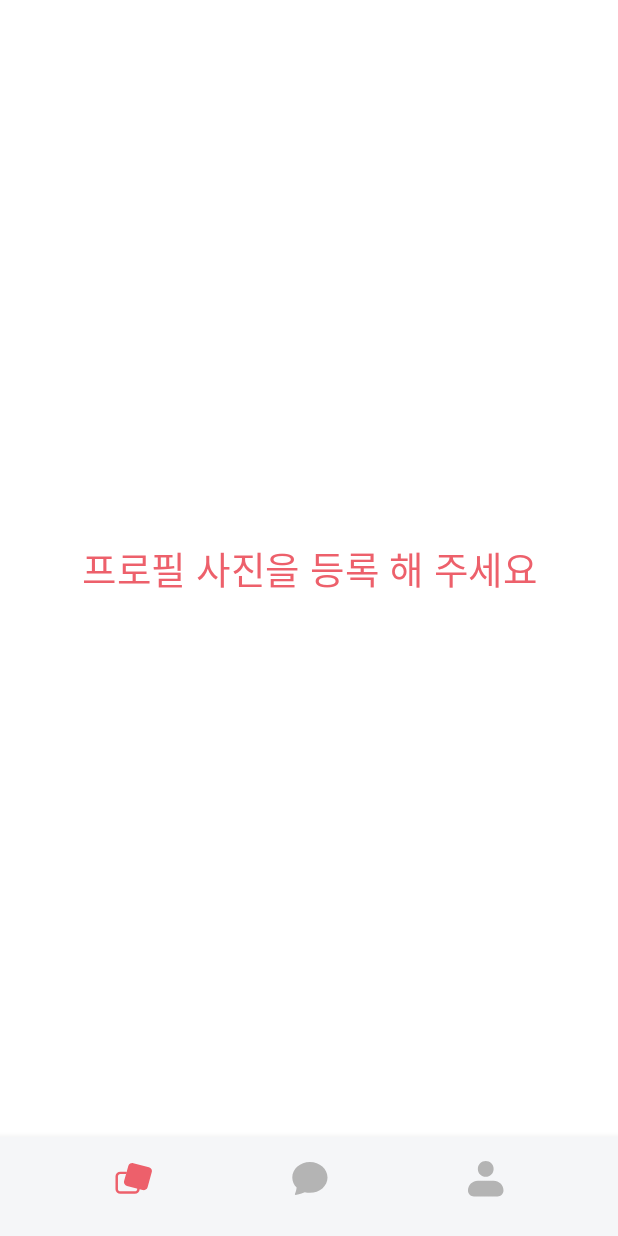
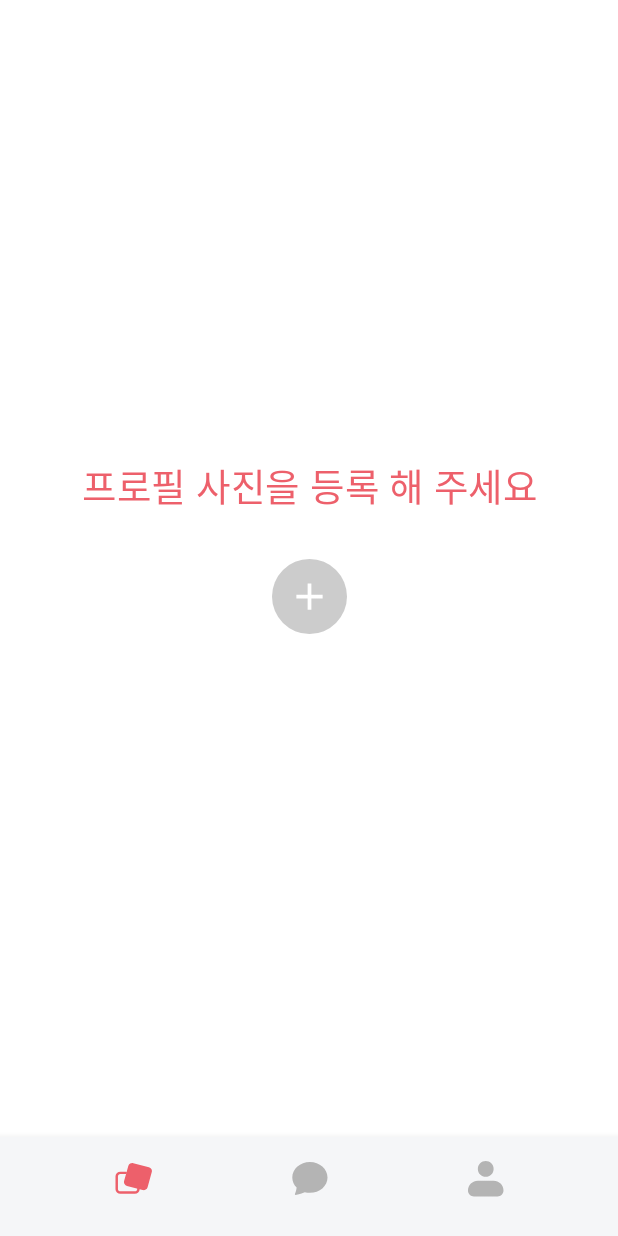
Before and after one commit to DDangDin/Babble, an Android app built with Jetpack Compose: the HomeActivity screen opened directly, with no data from a screen before it, on a phone screen of 412 x 824 dp. Run offline under Robolectric (Android 15) with nearby library versions, the phone set to English and light mode, and no system bars; our stand-ins replace Dagger/Hilt's generated code, Firebase (no records; nobody signed in at launch, a user with empty details on screens opened directly), Shimmer; pictures from the network do not load; Roboto replaces fonts that are not available here; 1 statement that could not run was skipped.

Commit message:
1. Add PhotoPicker 2. Custom Profile Buttons 진행중
* 홈에서 본인 계정에 thumbnail이 빈 문자열이면
사진 등록 해야 서비스 이용 가능
-> 어디서 처리 해야 할지 주석 처리 해놓음
(HomeScreen 에서 userData 받아 오고
만약, 프로필 사진 없으면 추가 해야 친구들 사진도 볼 수 있음)

```diff
--- a/app/build.gradle
+++ b/app/build.gradle
@@ -66,7 +66,7 @@ dependencies {
 
     implementation 'androidx.core:core-ktx:1.8.0'
     implementation "androidx.lifecycle:lifecycle-runtime-ktx:$lifecycle_version"
-    implementation 'androidx.activity:activity-compose:1.5.1'
+    implementation 'androidx.activity:activity-compose:1.7.2'
     implementation platform('androidx.compose:compose-bom:2022.10.00')
     implementation 'androidx.compose.ui:ui'
     implementation 'androidx.compose.ui:ui-graphics'
--- a/app/src/main/java/com/myschoolproject/babble/data/source/remote/request/RegisterRequest.kt
+++ b/app/src/main/java/com/myschoolproject/babble/data/source/remote/request/RegisterRequest.kt
@@ -2,6 +2,7 @@ package com.myschoolproject.babble.data.source.remote.request
 
 data class RegisterRequest(
     val age: Int,
+    val city: String,
     val email: String,
     val friends: List<FriendReq>,
     val gender: String,
--- a/app/src/main/java/com/myschoolproject/babble/data/source/remote/response/dto/user/User.kt
+++ b/app/src/main/java/com/myschoolproject/babble/data/source/remote/response/dto/user/User.kt
@@ -2,6 +2,7 @@ package com.myschoolproject.babble.data.source.remote.response.dto.user
 
 data class User(
     val age: Int,
+    val city: String,
     val email: String,
     val friends: List<Friend>,
     val gender: String,
@@ -9,9 +10,11 @@ data class User(
     val phoneNumber: String,
     val thumbnail: String,
     val username: String
-) {
+)
+
 fun getEmptyUser(): User = User(
     age = 0,
+    city = "",
     email = "",
     friends = emptyList(),
     gender = "",
@@ -20,4 +23,3 @@ data class User(
     username = "",
     thumbnail = ""
 )
-}
--- a/app/src/main/java/com/myschoolproject/babble/navigation/bottom_nav/BottomNavigationGraph.kt
+++ b/app/src/main/java/com/myschoolproject/babble/navigation/bottom_nav/BottomNavigationGraph.kt
@@ -10,6 +10,7 @@ import androidx.hilt.navigation.compose.hiltViewModel
 import androidx.navigation.NavHostController
 import androidx.navigation.compose.NavHost
 import androidx.navigation.compose.composable
+import androidx.navigation.navigation
 import com.myschoolproject.babble.navigation.Routes
 import com.myschoolproject.babble.presentation.view.chat.ChatScreen
 import com.myschoolproject.babble.presentation.view.home.HomeScreen
@@ -43,19 +44,16 @@ fun BottomNavigationGraph(
         startDestination = Routes.HOME_SCREEN,
     ) {
 
+        // Nav Items (start)
         composable(route = Routes.HOME_SCREEN) {
             HomeScreen(
                 userState = userState,
                 friendsState = friendsState,
                 onNavigateLikeList = {
-                    navController.navigate(Routes.LIKE_LIST_SCREEN) {
-                        navController.graph.startDestinationRoute?.let {
-                            // 첫번째 화면만 스택에 쌓이게 -> 백버튼 클릭 시 첫번째 화면으로 감
-                            popUpTo(it) { saveState = true }
-                        }
-                        launchSingleTop = true  // 화면 인스턴스 하나만 만들어지게
-                        restoreState = true     // 버튼을 재클릭했을 때 이전 상태가 남아있게
-                    }
+                    navigateSaveState(
+                        navController,
+                        Routes.LIKE_LIST_SCREEN
+                    )
                 }
             )
         }
@@ -64,12 +62,37 @@ fun BottomNavigationGraph(
             ChatScreen()
         }
 
-        composable(Routes.PROFILE_SCREEN) {
-            ProfileScreen()
+        navigation(
+            route = Routes.PROFILE_SCREEN,
+            startDestination = Routes.PROFILE_SCREEN_MAIN
+        ) {
+
+            composable(Routes.PROFILE_SCREEN_MAIN) {
+//                ProfileScreen(
+//                    image
+//                )
+            }
         }
+        // Nav Items (end)
+
 
         composable(Routes.LIKE_LIST_SCREEN) {
             LikeListScreen(Modifier.background(Color.Black))
         }
+
     }
 }
+
+fun navigateSaveState(
+    navController: NavHostController,
+    route: String
+) {
+    navController.navigate(route) {
+        navController.graph.startDestinationRoute?.let {
+            // 첫번째 화면만 스택에 쌓이게 -> 백버튼 클릭 시 첫번째 화면으로 감
+            popUpTo(it) { saveState = true }
+        }
+        launchSingleTop = true  // 화면 인스턴스 하나만 만들어지게
+        restoreState = true     // 버튼을 재클릭했을 때 이전 상태가 남아있게
+    }
+}
--- a/app/src/main/java/com/myschoolproject/babble/presentation/view/common/TopBarWithLogo.kt
+++ b/app/src/main/java/com/myschoolproject/babble/presentation/view/common/TopBarWithLogo.kt
@@ -24,7 +24,7 @@ import com.myschoolproject.babble.ui.theme.MainColorMiddle
 fun TopBarWithLogo(
     modifier: Modifier = Modifier,
     onlyLogo: Boolean,
-    onNavigateLikeList: () -> Unit,
+    onNavigateLikeList: () -> Unit = {},
     @DrawableRes icon: Int = R.drawable.ic_alpha_empty,
 ) {
 
--- a/app/src/main/java/com/myschoolproject/babble/presentation/view/home/HomeScreen.kt
+++ b/app/src/main/java/com/myschoolproject/babble/presentation/view/home/HomeScreen.kt
@@ -1,17 +1,29 @@
 package com.myschoolproject.babble.presentation.view.home
 
 import android.util.Log
+import androidx.compose.foundation.background
+import androidx.compose.foundation.layout.Arrangement
 import androidx.compose.foundation.layout.Box
+import androidx.compose.foundation.layout.Column
 import androidx.compose.foundation.layout.fillMaxHeight
 import androidx.compose.foundation.layout.fillMaxSize
 import androidx.compose.foundation.layout.fillMaxWidth
 import androidx.compose.foundation.layout.padding
+import androidx.compose.foundation.layout.size
+import androidx.compose.foundation.shape.CircleShape
+import androidx.compose.material.icons.Icons
+import androidx.compose.material.icons.filled.Add
 import androidx.compose.material3.CircularProgressIndicator
+import androidx.compose.material3.Icon
+import androidx.compose.material3.IconButton
 import androidx.compose.material3.Text
 import androidx.compose.runtime.Composable
 import androidx.compose.runtime.LaunchedEffect
 import androidx.compose.ui.Alignment
 import androidx.compose.ui.Modifier
+import androidx.compose.ui.draw.clip
+import androidx.compose.ui.graphics.Color
+import androidx.compose.ui.graphics.vector.ImageVector
 import androidx.compose.ui.text.font.FontWeight
 import androidx.compose.ui.text.style.TextAlign
 import androidx.compose.ui.tooling.preview.Preview
@@ -30,7 +42,7 @@ fun HomeScreen(
     modifier: Modifier = Modifier,
     userState: UserState,
     friendsState: FriendsState,
-    onNavigateLikeList: () -> Unit
+    onNavigateLikeList: () -> Unit,
 ) {
 
     LaunchedEffect(key1 = friendsState) {
@@ -76,14 +88,8 @@ fun HomeScreen(
                 )
             } else {
                 // 사진 등록 뷰 필요
-                Text(
+                RequireProfileThumbnail(
                     modifier = Modifier.align(Alignment.Center),
-                    text = "프로필 사진을 등록 해 주세요",
-                    textAlign = TextAlign.Center,
-                    fontFamily = PretendardFont,
-                    fontWeight = FontWeight.SemiBold,
-                    fontSize = 25.sp,
-                    color = MainColorMiddle
                 )
             }
         }
@@ -99,3 +105,9 @@ fun HomeScreenPreview() {
         onNavigateLikeList = {}
     )
 }
+
+@Preview(showBackground = true)
+@Composable
+fun RequireProfileThumbnailPreview() {
+    RequireProfileThumbnail()
+}
--- /dev/null
+++ b/app/src/main/java/com/myschoolproject/babble/presentation/view/home/RequireProfileThumbnail.kt
@@ -0,0 +1,84 @@
+package com.myschoolproject.babble.presentation.view.home
+
+import android.net.Uri
+import androidx.activity.compose.rememberLauncherForActivityResult
+import androidx.activity.result.PickVisualMediaRequest
+import androidx.activity.result.contract.ActivityResultContracts
+import androidx.compose.foundation.background
+import androidx.compose.foundation.layout.Arrangement
+import androidx.compose.foundation.layout.Column
+import androidx.compose.foundation.layout.size
+import androidx.compose.foundation.shape.CircleShape
+import androidx.compose.material.icons.Icons
+import androidx.compose.material.icons.filled.Add
+import androidx.compose.material3.Icon
+import androidx.compose.material3.IconButton
+import androidx.compose.material3.Text
+import androidx.compose.runtime.Composable
+import androidx.compose.runtime.getValue
+import androidx.compose.runtime.mutableStateOf
+import androidx.compose.runtime.remember
+import androidx.compose.runtime.setValue
+import androidx.compose.ui.Alignment
+import androidx.compose.ui.Modifier
+import androidx.compose.ui.draw.clip
+import androidx.compose.ui.graphics.Color
+import androidx.compose.ui.text.font.FontWeight
+import androidx.compose.ui.text.style.TextAlign
+import androidx.compose.ui.unit.dp
+import androidx.compose.ui.unit.sp
+import com.myschoolproject.babble.presentation.view.common.OpenPhotoPicker
+import com.myschoolproject.babble.ui.theme.MainColorMiddle
+import com.myschoolproject.babble.ui.theme.PretendardFont
+
+@Composable
+fun RequireProfileThumbnail(
+    modifier: Modifier = Modifier,
+) {
+
+    var selectedImageUri by remember {
+        mutableStateOf<Uri?>(null)
+    }
+
+    val singlePhotoPickerLauncher = rememberLauncherForActivityResult(
+        contract = ActivityResultContracts.PickVisualMedia(),
+        onResult = { uri -> selectedImageUri = uri }
+    )
+
+    Column(
+        modifier = modifier,
+        horizontalAlignment = Alignment.CenterHorizontally,
+        verticalArrangement = Arrangement.spacedBy(30.dp, alignment = Alignment.CenterVertically)
+    ) {
+        Text(
+            text = "프로필 사진을 등록 해 주세요",
+            textAlign = TextAlign.Center,
+            fontFamily = PretendardFont,
+            fontWeight = FontWeight.SemiBold,
+            fontSize = 25.sp,
+            color = MainColorMiddle
+        )
+        IconButton(
+            onClick = {
+                singlePhotoPickerLauncher.launch(
+                    PickVisualMediaRequest(ActivityResultContracts.PickVisualMedia.ImageOnly)
+                )
+            },
+            modifier = Modifier
+                .clip(CircleShape)
+                .size(50.dp)
+                .background(Color.LightGray)
+        ) {
+            Icon(
+                modifier = Modifier.size(30.dp),
+                imageVector = Icons.Default.Add,
+                contentDescription = "add",
+                tint = Color.White
+            )
+        }
+        OpenPhotoPicker(
+            modifier = Modifier,
+            selectedImageUri = selectedImageUri
+        )
+    }
+}
--- a/app/src/main/java/com/myschoolproject/babble/presentation/viewmodel/LoginViewModel.kt
+++ b/app/src/main/java/com/myschoolproject/babble/presentation/viewmodel/LoginViewModel.kt
@@ -134,6 +134,7 @@ class LoginViewModel @Inject constructor(
     fun register() {
         val registerRequest = RegisterRequest(
             age = age.value.toInt(),
+            city = city.value,
             email = googleSignInState.value.result?.user?.email ?: "test@test.com",
             friends = emptyList(),
             gender = gender.value,
```
Also changed, not shown: app/src/main/java/com/myschoolproject/babble/navigation/Routes.kt (+8 -3 lines), app/src/main/java/com/myschoolproject/babble/navigation/bottom_nav/test/BottomNavigationTest.kt (+1 -1 lines), app/src/main/java/com/myschoolproject/babble/presentation/view/common/OpenPhotoPicker.kt (added, +35 -0 lines), app/src/main/java/com/myschoolproject/babble/presentation/view/profile/ProfileCustomButton.kt (added, +101 -0 lines), app/src/main/java/com/myschoolproject/babble/presentation/view/profile/ProfileScreen.kt (+88 -2 lines). Lines whose indentation alone changed are shown as unchanged.
